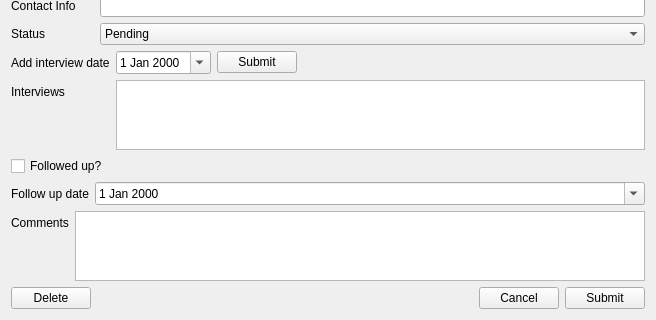
The window that JobAppTracker/QtGUI/ui/AppInfoScreen.ui (dwp1084/QtJobAppTracker) describes before a commit, drawn with Qt 5; both pictures show x 0 to 656 and y 280 to 600 of the 656 by 600 pixel window.
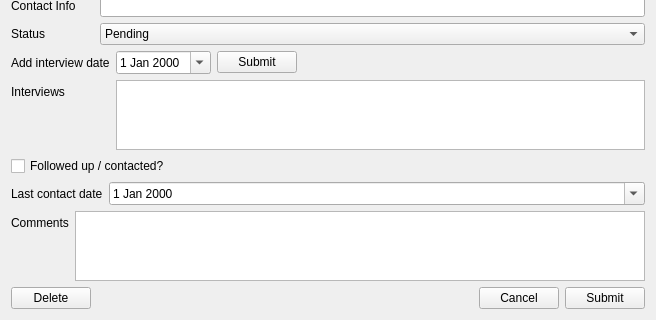
The same window after the commit.

```diff
--- a/JobAppTracker/QtGUI/ui/AppInfoScreen.ui
+++ b/JobAppTracker/QtGUI/ui/AppInfoScreen.ui
@@ -7,7 +7,7 @@
     <x>0</x>
     <y>0</y>
     <width>656</width>
-    <height>549</height>
+    <height>584</height>
    </rect>
   </property>
   <property name="windowTitle">
@@ -304,7 +304,7 @@
    <item>
     <widget class="QCheckBox" name="followedUpCheckBox">
      <property name="text">
-      <string>Followed up?</string>
+      <string>Followed up / contacted?</string>
      </property>
     </widget>
    </item>
@@ -332,7 +332,7 @@
       <item row="0" column="0">
        <widget class="QLabel" name="label_3">
         <property name="text">
-         <string>Follow up date</string>
+         <string>Last contact date</string>
         </property>
        </widget>
       </item>
```
Left out of the diff: 19 changed lines with no effect on the pictures.
